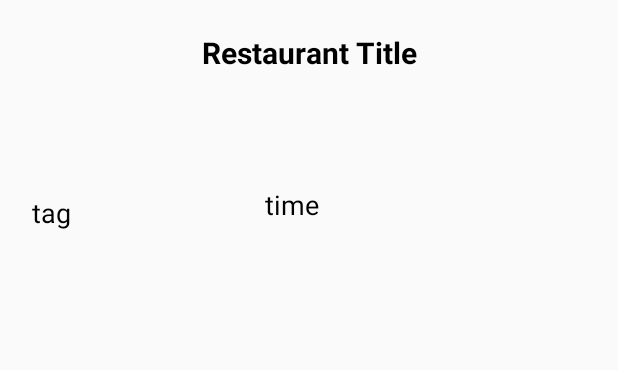
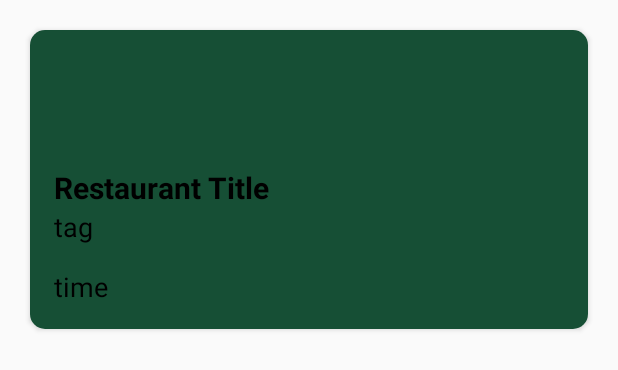
Before and after one commit to filipe-pregal/filipe-pregal.github.io, an Android app: the layout row_restaurant.xml on its own in the app's theme, with its tools: preview values and no code run, on a phone screen of 412 x 824 dp. Shown: the top 370 px of the screen. Run offline under Robolectric (Android 15) with nearby library versions, the phone set to English and light mode, and no system bars.

```diff
--- a/app/src/main/java/pt/unl/fct/di/www/eat/ui/login/CartUser.java
+++ b/app/src/main/java/pt/unl/fct/di/www/eat/ui/login/CartUser.java
@@ -36,6 +36,7 @@ public class CartUser extends AppCompatActivity {
 
     Button btnPayment;
     ListView listView;
+    TextView emptyText;
     String email, restaurant, res_name;
     DatabaseReference mref;
 
@@ -94,6 +95,7 @@ public class CartUser extends AppCompatActivity {
         }
 
         listView = findViewById(R.id.listViewCart);
+        emptyText = findViewById(R.id.emptyText);
         checkLogin();
 
         btnPayment = findViewById(R.id.payment);
@@ -104,6 +106,7 @@ public class CartUser extends AppCompatActivity {
             public void onDataChange(DataSnapshot dataSnapshot) {
                 checkLogin();
                 resetData();
+                listView.setEmptyView(emptyText);
                 if (dataSnapshot.exists()) {
                     for (DataSnapshot child : dataSnapshot.getChildren()) {
                         Cart cart = child.getValue(Cart.class);
--- a/app/src/main/java/pt/unl/fct/di/www/eat/ui/login/ListMenusUser.java
+++ b/app/src/main/java/pt/unl/fct/di/www/eat/ui/login/ListMenusUser.java
@@ -32,6 +32,7 @@ import com.google.firebase.database.ValueEventListener;
 import java.io.IOException;
 import java.net.MalformedURLException;
 import java.net.URL;
+import java.text.DecimalFormat;
 import java.util.ArrayList;
 import java.util.HashMap;
 import java.util.Map;
@@ -48,6 +49,7 @@ public class ListMenusUser extends AppCompatActivity implements RestaurantTagsDi
     String email, restaurant, res_name;
     DatabaseReference mref;
     int numOfItemsInMenu;
+    DecimalFormat priceFormatter = new DecimalFormat("#.##");
 
     ArrayList<String> mTitle = new ArrayList<>();
     ArrayList<String> menuKeys = new ArrayList<>();
@@ -211,7 +213,6 @@ public class ListMenusUser extends AppCompatActivity implements RestaurantTagsDi
                     @Override
                     public void onDataChange(@NonNull DataSnapshot dataSnapshot) {
                         numOfItemsInMenu = (int) dataSnapshot.getChildrenCount();
-                        // TODO
                         if (numOfItemsInMenu==0)
                             btn.setText("Checkout");
                         else
@@ -423,7 +424,7 @@ public class ListMenusUser extends AppCompatActivity implements RestaurantTagsDi
 
             myDish.setText(mTitle.get(position));
             myTag.setText("#" + mTags.get(position));
-            myPrice.setText(mPrice.get(position).toString().concat("€"));
+            myPrice.setText(priceFormatter.format(mPrice.get(position)).concat("€"));
             myTime.setText(convertTime(mTime.get(position)));
 
             img.setImageBitmap(mImg.get(position));
--- a/app/src/main/java/pt/unl/fct/di/www/eat/ui/login/List_restaurantsActivity.java
+++ b/app/src/main/java/pt/unl/fct/di/www/eat/ui/login/List_restaurantsActivity.java
@@ -22,6 +22,7 @@ import androidx.appcompat.app.ActionBar;
 import androidx.appcompat.app.AppCompatActivity;
 import androidx.appcompat.widget.SearchView;
 import androidx.appcompat.widget.Toolbar;
+import androidx.recyclerview.widget.RecyclerView;
 
 import com.google.firebase.database.DataSnapshot;
 import com.google.firebase.database.DatabaseError;
@@ -161,7 +162,6 @@ public class List_restaurantsActivity extends AppCompatActivity implements Resta
                 System.out.println("The read failed: " + databaseError.getCode());
             }
         });
-
         listView.setOnItemClickListener(new AdapterView.OnItemClickListener() {
             @Override
             public void onItemClick(AdapterView<?> parent, View view, int position, long id) {
@@ -359,7 +359,7 @@ public class List_restaurantsActivity extends AppCompatActivity implements Resta
 
             myTitle.setText(mTitle.get(position));
             myTag.setText(mTag.get(position));
-            myTime.setText("Close time: " + mTime.get(position));
+            myTime.setText("Closes at: " + mTime.get(position));
             myImg.setImageBitmap(mImg.get(position));
 
             return row;
--- a/app/src/main/res/layout/activity_list_restaurants.xml
+++ b/app/src/main/res/layout/activity_list_restaurants.xml
@@ -22,11 +22,12 @@
         android:layout_height="wrap_content"
         app:layout_constraintTop_toBottomOf="@+id/toolbar_restaurants">
 
-        <ListView
+        <androidx.recyclerview.widget.RecyclerView
             android:id="@+id/listView"
             android:layout_width="match_parent"
             android:layout_height="wrap_content"
             android:divider="@null"
-            android:dividerHeight="0dp"></ListView>
+            android:dividerHeight="0dp"
+            android:orientation="horizontal"></androidx.recyclerview.widget.RecyclerView>
     </LinearLayout>
 </androidx.constraintlayout.widget.ConstraintLayout>
--- a/app/src/main/res/layout/row_restaurant.xml
+++ b/app/src/main/res/layout/row_restaurant.xml
@@ -1,60 +1,51 @@
 <?xml version="1.0" encoding="utf-8"?>
-<LinearLayout xmlns:android="http://schemas.android.com/apk/res/android"
+<androidx.cardview.widget.CardView xmlns:android="http://schemas.android.com/apk/res/android"
     android:layout_width="match_parent"
     android:layout_height="wrap_content"
+    xmlns:app="http://schemas.android.com/apk/res-auto"
+    android:layout_margin="20dp"
     android:orientation="horizontal"
-    android:padding="16dp">
+    app:cardCornerRadius="10dp"
+    android:outlineSpotShadowColor="@color/colorGray"
+    android:elevation="@dimen/cardview_default_elevation">
 
-    <LinearLayout
+    <androidx.constraintlayout.widget.ConstraintLayout
         android:layout_width="match_parent"
         android:layout_height="wrap_content"
-        android:orientation="vertical">
-
+        android:orientation="vertical"
+        android:padding="16dp"
+        android:background="#164f35">
+        <ImageView
+            android:contentDescription="Logo"
+            android:id="@+id/imgR"
+            android:layout_width="70dp"
+            android:layout_height="70dp"
+            android:scaleType="centerCrop"
+            app:layout_constraintTop_toTopOf="parent"
+            app:layout_constraintLeft_toLeftOf="parent"/>
         <TextView
             android:id="@+id/titleRestaurant"
             android:layout_width="match_parent"
             android:layout_height="wrap_content"
-            android:layout_margin="5dp"
+            android:layout_marginTop="5dp"
             android:text="Restaurant Title"
-            android:textAlignment="center"
             android:textColor="#000"
             android:textSize="20dp"
-            android:textStyle="bold" />
-
-        <ImageView
-            android:id="@+id/imgR"
-            android:layout_width="match_parent"
-            android:layout_height="70dp" />
-
-        <LinearLayout
-            android:layout_width="wrap_content"
-            android:layout_height="match_parent"
-            android:orientation="horizontal">
+            android:textStyle="bold"
+            app:layout_constraintTop_toBottomOf="@id/imgR"/>
 
             <TextView
                 android:id="@+id/tag"
                 android:layout_width="150dp"
                 android:layout_height="match_parent"
-                android:layout_margin="5dp"
                 android:layout_weight="1"
                 android:ellipsize="end"
                 android:maxLines="1"
                 android:text="tag"
                 android:textColor="#000"
-                android:textSize="18dp" />
-
-            <TextView
-                android:id="@+id/emailR"
-                android:layout_width="1dp"
-                android:layout_height="match_parent"
-                android:layout_margin="0dp"
-                android:layout_weight="1"
-                android:ellipsize="end"
-                android:maxLines="1"
-                android:text="emailR"
-                android:textColor="#000"
                 android:textSize="18dp"
-                android:visibility="gone" />
+                app:layout_constraintTop_toBottomOf="@id/titleRestaurant"
+                app:layout_constraintLeft_toLeftOf="parent"/>
 
             <TextView
                 android:id="@+id/time"
@@ -64,10 +55,16 @@
                 android:text="time"
                 android:textAlignment="center"
                 android:textColor="#000"
-                android:textSize="18dp" />
+                android:textSize="18dp"
+                android:layout_marginTop="15dp"
+                app:layout_constraintTop_toBottomOf="@id/tag"
+                app:layout_constraintLeft_toLeftOf="parent"/>
 
-        </LinearLayout>
+    </androidx.constraintlayout.widget.ConstraintLayout>
+    <TextView
+        android:layout_width="wrap_content"
+        android:layout_height="wrap_content"
+        android:visibility="gone"
+        android:id="@+id/emailR"/>
 
-    </LinearLayout>
-
-</LinearLayout>
+</androidx.cardview.widget.CardView>
```
Also changed, not shown: app/src/main/res/layout/activity_cart_user.xml (+14 -1 lines).
